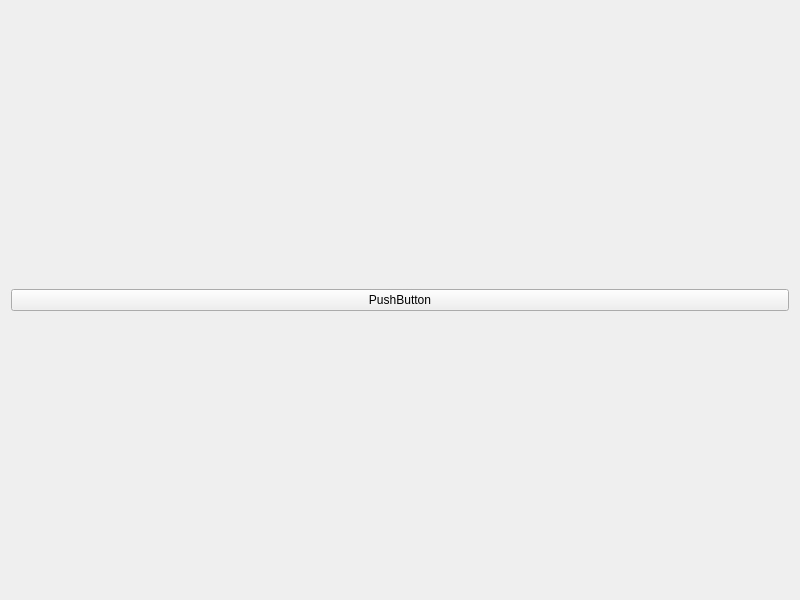
Above: midtermui.ui from 41343247/MidTermUi before the change. Below: the same form after it.
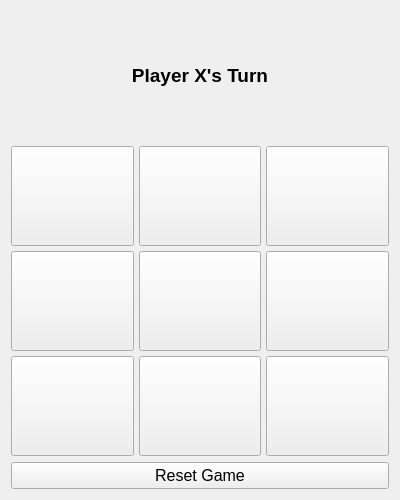
That is the form after the change.

Commit message: Implement tic-tac-toe game with 3x3 pushbutton grid

```diff
--- a/midtermui.ui
+++ b/midtermui.ui
@@ -6,18 +6,227 @@
    <rect>
     <x>0</x>
     <y>0</y>
-    <width>800</width>
-    <height>600</height>
+    <width>400</width>
+    <height>500</height>
    </rect>
   </property>
   <property name="windowTitle">
    <string>MidTermUi</string>
   </property>
-  <layout class="QGridLayout" name="gridLayout">
-   <item row="0" column="0">
-    <widget class="QPushButton" name="pushButton">
+  <layout class="QVBoxLayout" name="verticalLayout">
+   <item>
+    <widget class="QLabel" name="statusLabel">
      <property name="text">
-      <string>PushButton</string>
+      <string>Player X's Turn</string>
+     </property>
+     <property name="alignment">
+      <set>Qt::AlignCenter</set>
+     </property>
+     <property name="font">
+      <font>
+       <pointsize>14</pointsize>
+       <weight>75</weight>
+       <bold>true</bold>
+      </font>
+     </property>
+    </widget>
+   </item>
+   <item>
+    <layout class="QGridLayout" name="gridLayout">
+     <property name="spacing">
+      <number>5</number>
+     </property>
+     <item row="0" column="0">
+      <widget class="QPushButton" name="button_0">
+       <property name="minimumSize">
+        <size>
+         <width>100</width>
+         <height>100</height>
+        </size>
+       </property>
+       <property name="font">
+        <font>
+         <pointsize>24</pointsize>
+         <weight>75</weight>
+         <bold>true</bold>
+        </font>
+       </property>
+       <property name="text">
+        <string/>
+       </property>
+      </widget>
+     </item>
+     <item row="0" column="1">
+      <widget class="QPushButton" name="button_1">
+       <property name="minimumSize">
+        <size>
+         <width>100</width>
+         <height>100</height>
+        </size>
+       </property>
+       <property name="font">
+        <font>
+         <pointsize>24</pointsize>
+         <weight>75</weight>
+         <bold>true</bold>
+        </font>
+       </property>
+       <property name="text">
+        <string/>
+       </property>
+      </widget>
+     </item>
+     <item row="0" column="2">
+      <widget class="QPushButton" name="button_2">
+       <property name="minimumSize">
+        <size>
+         <width>100</width>
+         <height>100</height>
+        </size>
+       </property>
+       <property name="font">
+        <font>
+         <pointsize>24</pointsize>
+         <weight>75</weight>
+         <bold>true</bold>
+        </font>
+       </property>
+       <property name="text">
+        <string/>
+       </property>
+      </widget>
+     </item>
+     <item row="1" column="0">
+      <widget class="QPushButton" name="button_3">
+       <property name="minimumSize">
+        <size>
+         <width>100</width>
+         <height>100</height>
+        </size>
+       </property>
+       <property name="font">
+        <font>
+         <pointsize>24</pointsize>
+         <weight>75</weight>
+         <bold>true</bold>
+        </font>
+       </property>
+       <property name="text">
+        <string/>
+       </property>
+      </widget>
+     </item>
+     <item row="1" column="1">
+      <widget class="QPushButton" name="button_4">
+       <property name="minimumSize">
+        <size>
+         <width>100</width>
+         <height>100</height>
+        </size>
+       </property>
+       <property name="font">
+        <font>
+         <pointsize>24</pointsize>
+         <weight>75</weight>
+         <bold>true</bold>
+        </font>
+       </property>
+       <property name="text">
+        <string/>
+       </property>
+      </widget>
+     </item>
+     <item row="1" column="2">
+      <widget class="QPushButton" name="button_5">
+       <property name="minimumSize">
+        <size>
+         <width>100</width>
+         <height>100</height>
+        </size>
+       </property>
+       <property name="font">
+        <font>
+         <pointsize>24</pointsize>
+         <weight>75</weight>
+         <bold>true</bold>
+        </font>
+       </property>
+       <property name="text">
+        <string/>
+       </property>
+      </widget>
+     </item>
+     <item row="2" column="0">
+      <widget class="QPushButton" name="button_6">
+       <property name="minimumSize">
+        <size>
+         <width>100</width>
+         <height>100</height>
+        </size>
+       </property>
+       <property name="font">
+        <font>
+         <pointsize>24</pointsize>
+         <weight>75</weight>
+         <bold>true</bold>
+        </font>
+       </property>
+       <property name="text">
+        <string/>
+       </property>
+      </widget>
+     </item>
+     <item row="2" column="1">
+      <widget class="QPushButton" name="button_7">
+       <property name="minimumSize">
+        <size>
+         <width>100</width>
+         <height>100</height>
+        </size>
+       </property>
+       <property name="font">
+        <font>
+         <pointsize>24</pointsize>
+         <weight>75</weight>
+         <bold>true</bold>
+        </font>
+       </property>
+       <property name="text">
+        <string/>
+       </property>
+      </widget>
+     </item>
+     <item row="2" column="2">
+      <widget class="QPushButton" name="button_8">
+       <property name="minimumSize">
+        <size>
+         <width>100</width>
+         <height>100</height>
+        </size>
+       </property>
+       <property name="font">
+        <font>
+         <pointsize>24</pointsize>
+         <weight>75</weight>
+         <bold>true</bold>
+        </font>
+       </property>
+       <property name="text">
+        <string/>
+       </property>
+      </widget>
+     </item>
+    </layout>
+   </item>
+   <item>
+    <widget class="QPushButton" name="resetButton">
+     <property name="text">
+      <string>Reset Game</string>
+     </property>
+     <property name="font">
+      <font>
+       <pointsize>12</pointsize>
+      </font>
      </property>
     </widget>
    </item>
```
Left out of the diff: 2 changed lines with no effect on the pictures. The commit also changes 3 other files.
